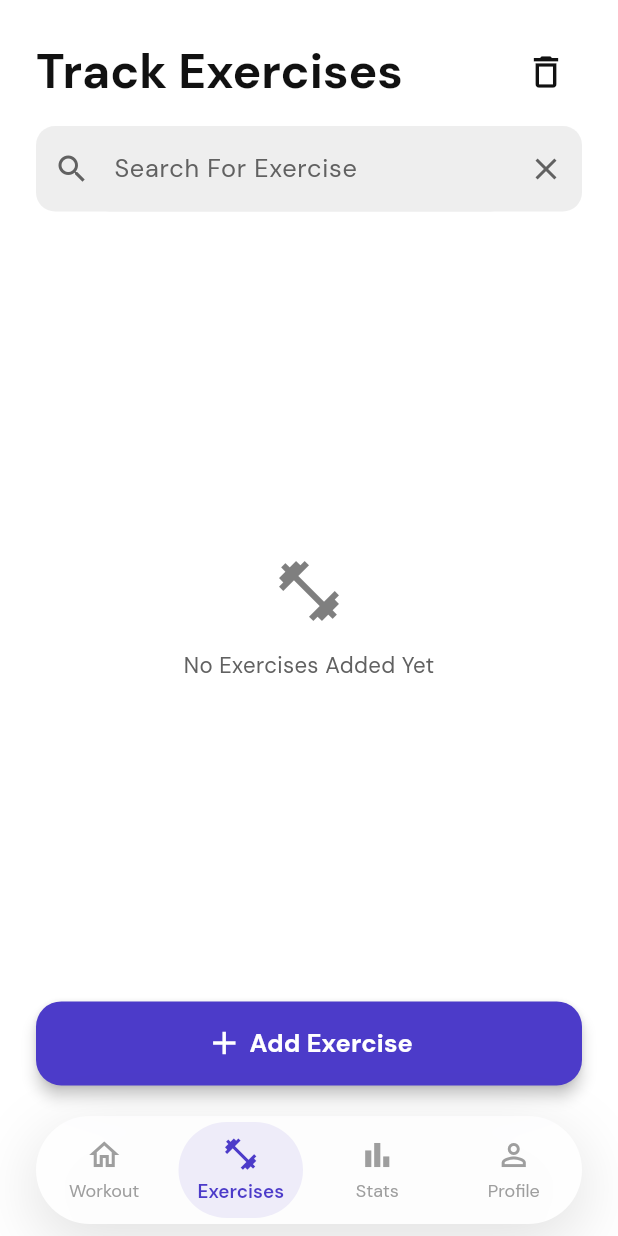
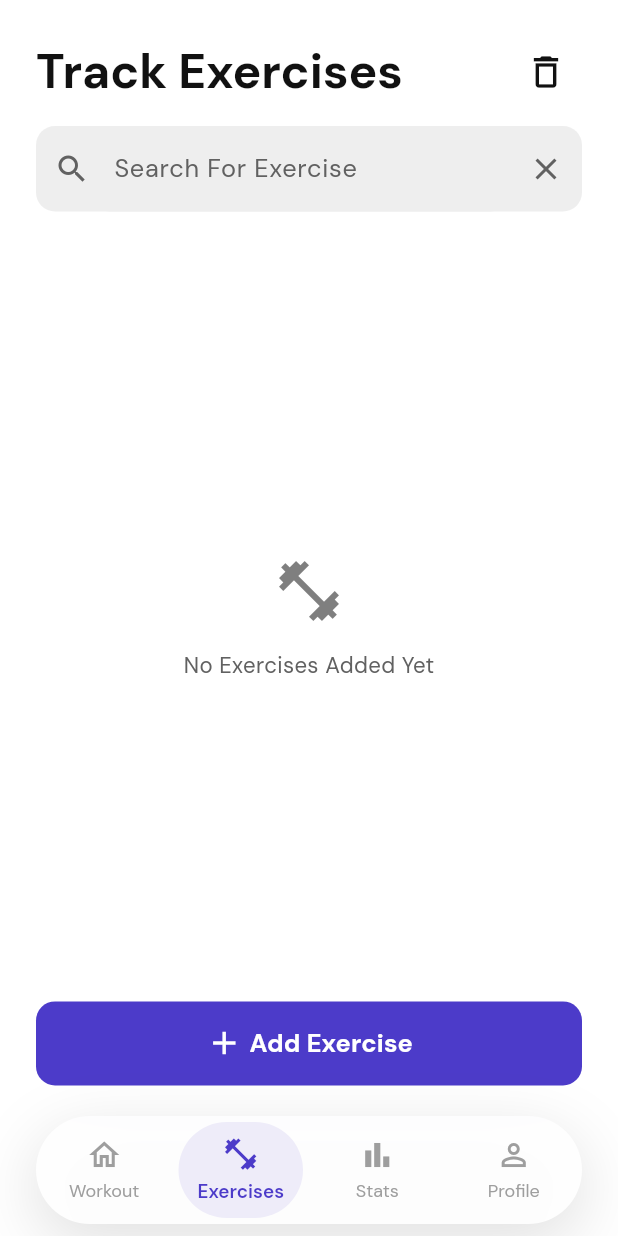
Before and after one commit to LaalBaig/iteration_n_gym, a Flutter app: the screen it shows after launch, swiped to page 2, on a phone screen of 412 x 824 dp. Run offline on Flutter 3.47's test engine with Material 3 defaults, Android fonts, the phone set to English and light mode, and no system bars; our stand-ins replace drift, drift_sqflite, figma_squircle, fl_chart, font_awesome_flutter, go_router and 2 more; accounts and stored records are empty; generated files the repository leaves out were written again.

Commit message:
style: update button aesthetics, unify background colors, and refine dark mode theme palette

```diff
--- a/gym_app_winter/lib/main.dart
+++ b/gym_app_winter/lib/main.dart
@@ -103,9 +103,9 @@ class _MyAppState extends State<MyApp> {
           onPrimary: Color(0xFF000000),
           primaryContainer: Color(0xFF3C3489),
           onPrimaryContainer: Colors.white,
-          surface: Color(0xFF1C1C1E), // Elevated dark gray for tiles/cards to stand out
+          surface: Color(0xFF1C1C1E),
           onSurface: Colors.white,
-          surfaceContainerHighest: Color(0xFF2C2C2E), // Lighter gray for highlights
+          surfaceContainerHighest: Color(0xFF2C2C2E),
           onSurfaceVariant: Color(0xFF9E9E9E),
           outlineVariant: Color(0xFF38383A), // Visible outlines
           error: Colors.redAccent,
--- a/gym_app_winter/lib/palette/color_scheme.dart
+++ b/gym_app_winter/lib/palette/color_scheme.dart
@@ -25,7 +25,7 @@ class AppColors {
 
   // Mappings to existing names to minimize breakage
   Color get primaryBlue => brandPrimary;
-  Color get backgroundGrey => isDarkMode ? const Color(0xFF111111) : parchment;
+  Color get backgroundGrey => isDarkMode ? const Color(0xFF000000) : parchment;
   Color get surfaceWhite => isDarkMode ? const Color(0xFF212121) : ivory;
   Color get textBlack => isDarkMode ? const Color(0xFFFFFFFF) : nearBlack;
   Color get textWhite => isDarkMode ? const Color(0xFF111111) : ivory;
--- a/gym_app_winter/lib/screens/exercises_tab_landing.dart
+++ b/gym_app_winter/lib/screens/exercises_tab_landing.dart
@@ -233,10 +233,10 @@ class _ExercisesTabState extends State<ExercisesTab> {
               style: ElevatedButton.styleFrom(
                 backgroundColor: Theme.of(context).colorScheme.primary,
                 foregroundColor: Theme.of(context).colorScheme.onPrimary,
+                elevation: 0,
                 shape: RoundedRectangleBorder(
-                  borderRadius: BorderRadius.circular(ResponsiveHelper.w(16)),
+                  borderRadius: BorderRadius.circular(ResponsiveHelper.w(12)),
                 ),
-                elevation: 4,
               ),
               child: Row(
                 mainAxisAlignment: MainAxisAlignment.center,
--- a/gym_app_winter/lib/screens/workout_page.dart
+++ b/gym_app_winter/lib/screens/workout_page.dart
@@ -90,7 +90,7 @@ class WorkoutPageState extends State<WorkoutPage> {
         FocusScope.of(context).unfocus();
       },
       child: Scaffold(
-        backgroundColor: context.colors.surfaceWhite,
+        backgroundColor: Theme.of(context).scaffoldBackgroundColor,
         body: SafeArea(
           child: Column(
             mainAxisAlignment: .start,
--- a/gym_app_winter/lib/screens/workout_tab.dart
+++ b/gym_app_winter/lib/screens/workout_tab.dart
@@ -487,13 +487,13 @@ class _WorkoutsTabState extends State<WorkoutsTab> {
                 width: 36,
                 height: 36,
                 decoration: BoxDecoration(
-                  color: colorScheme.primary,
+                  color: colorScheme.primaryContainer,
                   shape: BoxShape.circle,
                 ),
                 child: Center(
                   child: Icon(
                     Icons.play_arrow,
-                    color: Colors.white,
+                    color: colorScheme.primary,
                     size: ResponsiveHelper.w(20),
                   ),
                 ),
```
